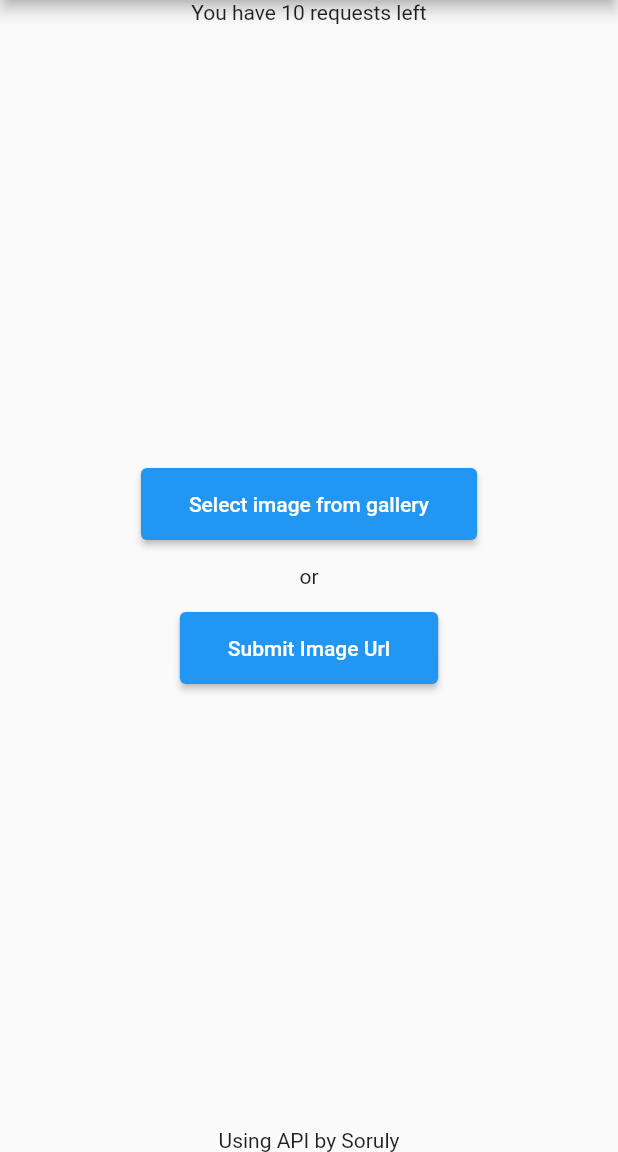
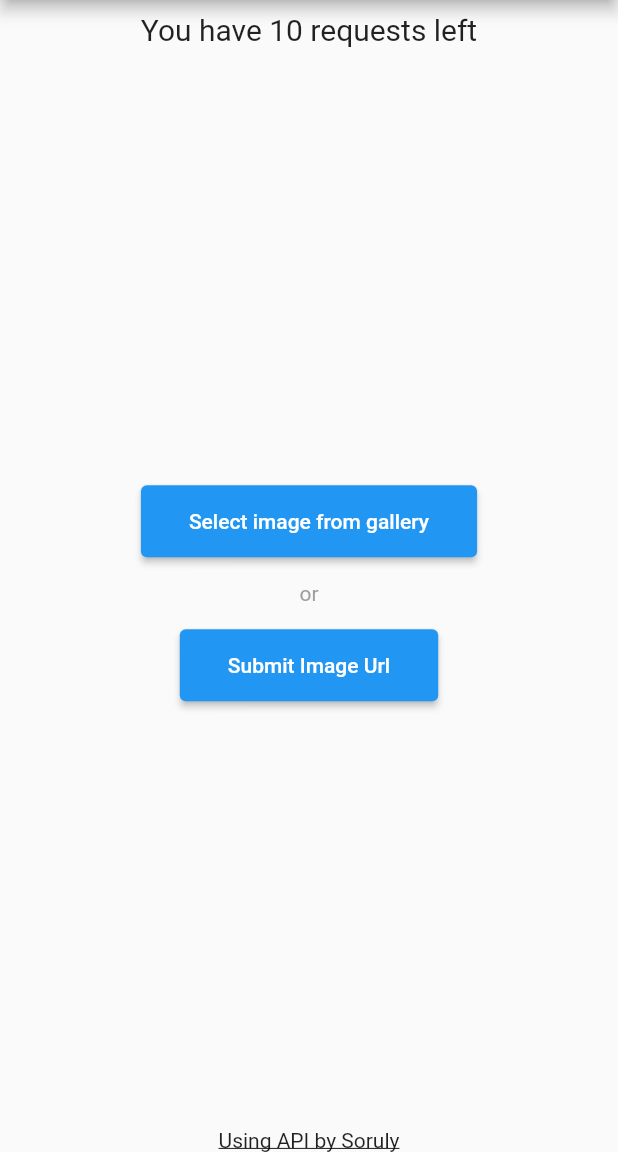
Before and after one commit to h8moss/anime_identifier, a Flutter app: the HomePage screen opened directly, on a phone screen of 412 x 824 dp, the part 84-1236 px from its top. Run offline on Flutter 3.47's test engine with Material 2 defaults, Android fonts, the phone set to English and light mode, and no system bars; our stand-ins replace dio; statements that could not run were skipped.

Commit message:
Moved home page into home folder

```diff
--- a/lib/app/home_page.dart
+++ b/lib/app/home/home_page.dart
@@ -13,7 +13,13 @@ class HomePage extends StatelessWidget {
           child: Column(
             mainAxisAlignment: MainAxisAlignment.spaceBetween,
             children: [
-              Text('You have 10 requests left'),
+              Padding(
+                padding: const EdgeInsets.all(8.0),
+                child: Text(
+                  'You have 10 requests left',
+                  style: TextStyle(fontSize: 20),
+                ),
+              ),
               Column(
                 mainAxisAlignment: MainAxisAlignment.center,
                 children: [
@@ -24,7 +30,7 @@ class HomePage extends StatelessWidget {
                         child: Text('Select image from gallery'),
                       )),
                   SizedBox(height: 16),
-                  Text('or'),
+                  Text('or', style: TextStyle(color: Colors.grey)),
                   SizedBox(height: 16),
                   ElevatedButton(
                       onPressed: () {},
@@ -35,7 +41,10 @@ class HomePage extends StatelessWidget {
                 ],
               ),
               // TODO: make this a flat button to soruly's gh profile
-              Text('Using API by Soruly')
+              Text(
+                'Using API by Soruly',
+                style: TextStyle(decoration: TextDecoration.underline),
+              )
             ],
           ),
         ));
```
